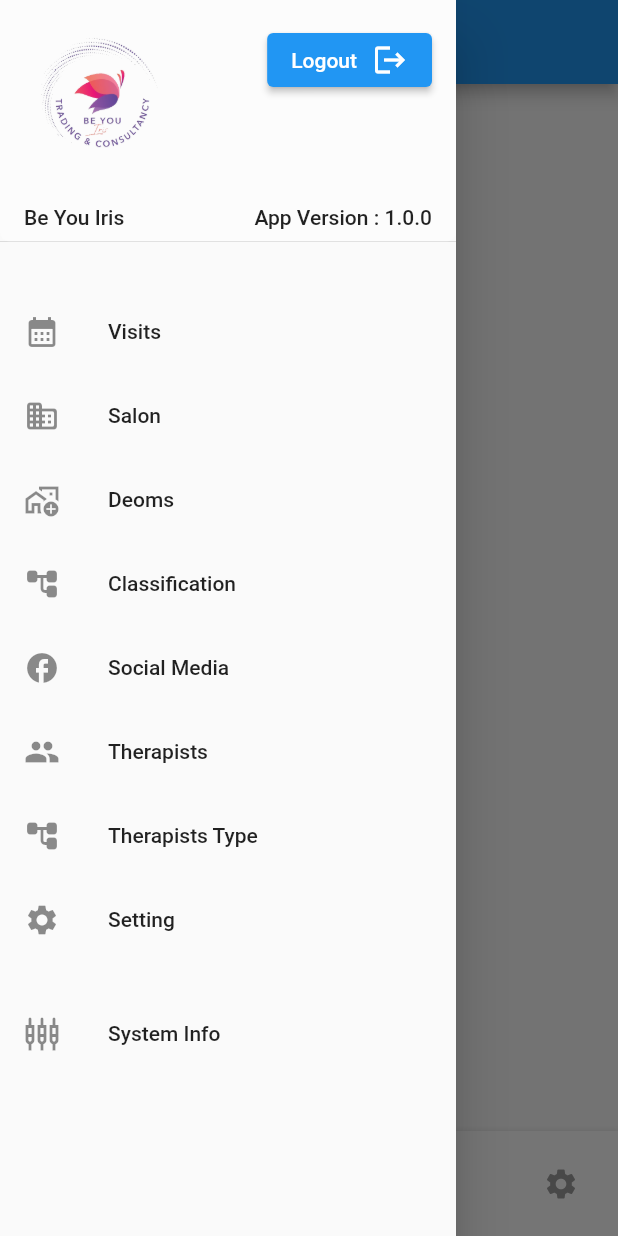
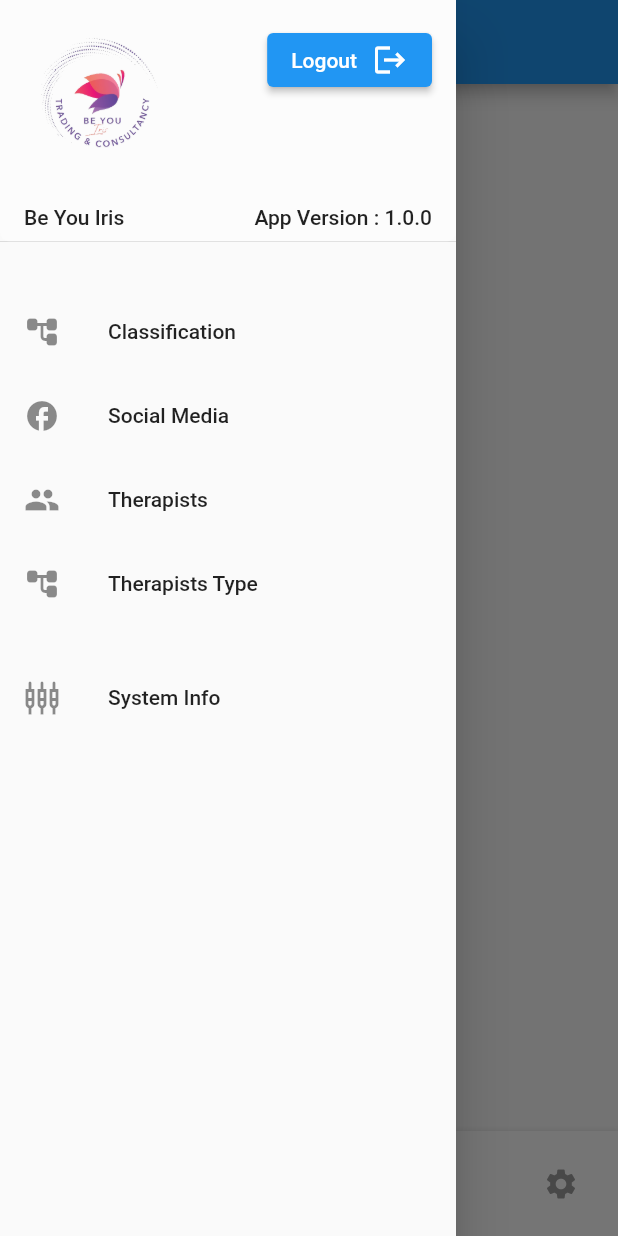
Before and after one commit to lovinmaxwell/beyouiris_flutter, a Flutter app: the screen it shows after launch, in the side drawer, after a tap on "Visits", on a phone screen of 412 x 824 dp. Run offline on Flutter 3.47's test engine with Material 2 defaults, Android fonts, the phone set to English and light mode, and no system bars; our stand-ins replace device_info_plus, flutter_easyloading, get, package_info_plus.

```diff
--- a/lib/infrastructure/navigation/navigation_drawer.dart
+++ b/lib/infrastructure/navigation/navigation_drawer.dart
@@ -121,30 +121,30 @@ Widget buildMenuItems(BuildContext context) => Container(
         children: [
           Column(
             children: [
-              ListTile(
-                leading: const Icon(Icons.calendar_month),
-                title: const Text("Visits"),
-                onTap: () => Get.to(
-                  () => const VisitsScreen(),
-                  binding: VisitsControllerBinding(),
-                ),
-              ),
-              ListTile(
-                leading: const Icon(Icons.business_rounded),
-                title: const Text("Salon"),
-                onTap: () => Get.to(
-                  () => const SalonScreen(),
-                  binding: SalonControllerBinding(),
-                ),
-              ),
-              ListTile(
-                leading: const Icon(Icons.add_home_work_outlined),
-                title: const Text("Deoms"),
-                onTap: () => Get.to(
-                  () => const DemosScreen(),
-                  binding: DemosControllerBinding(),
-                ),
-              ),
+              // ListTile(
+              //   leading: const Icon(Icons.calendar_month),
+              //   title: const Text("Visits"),
+              //   onTap: () => Get.to(
+              //     () => const VisitsScreen(),
+              //     binding: VisitsControllerBinding(),
+              //   ),
+              // ),
+              // ListTile(
+              //   leading: const Icon(Icons.business_rounded),
+              //   title: const Text("Salon"),
+              //   onTap: () => Get.to(
+              //     () => const SalonScreen(),
+              //     binding: SalonControllerBinding(),
+              //   ),
+              // ),
+              // ListTile(
+              //   leading: const Icon(Icons.add_home_work_outlined),
+              //   title: const Text("Deoms"),
+              //   onTap: () => Get.to(
+              //     () => const DemosScreen(),
+              //     binding: DemosControllerBinding(),
+              //   ),
+              // ),
               ListTile(
                 leading: const Icon(Icons.account_tree_rounded),
                 title: const Text("Classification"),
@@ -177,14 +177,14 @@ Widget buildMenuItems(BuildContext context) => Container(
                   binding: TherapistTypeControllerBinding(),
                 ),
               ),
-              ListTile(
-                leading: const Icon(Icons.settings),
-                title: const Text("Setting"),
-                onTap: () => Get.to(
-                  () => const SettingsScreen(),
-                  binding: SettingsControllerBinding(),
-                ),
-              ),
+              // ListTile(
+              //   leading: const Icon(Icons.settings),
+              //   title: const Text("Setting"),
+              //   onTap: () => Get.to(
+              //     () => const SettingsScreen(),
+              //     binding: SettingsControllerBinding(),
+              //   ),
+              // ),
             ],
           ),
           Column(
--- a/lib/presentation/demos/demos.screen.dart
+++ b/lib/presentation/demos/demos.screen.dart
@@ -11,13 +11,13 @@ class DemosScreen extends GetView<DemosController> {
   @override
   Widget build(BuildContext context) {
     return Scaffold(
-      appBar: AppBar(
-        title: Obx(
-          () => Text("${controller.globals.PageTitle}"),
-        ),
-        centerTitle: true,
-      ),
-      drawer: const NavigationDrawer(),
+      // appBar: AppBar(
+      //   title: Obx(
+      //     () => Text("${controller.globals.PageTitle}"),
+      //   ),
+      //   centerTitle: true,
+      // ),
+      // drawer: const NavigationDrawer(),
       body: Center(
         child: Text(
           '${controller.PageTitle} is working',
--- a/lib/presentation/home/home.screen.dart
+++ b/lib/presentation/home/home.screen.dart
@@ -16,12 +16,12 @@ class HomeScreen extends GetView<HomeController> {
   @override
   Widget build(BuildContext context) {
     return Scaffold(
-      // appBar: AppBar(
-      //   title: Obx(
-      //     () => Text("${controller.globals.PageTitle}"),
-      //   ),
-      //   centerTitle: true,
-      // ),
+      appBar: AppBar(
+        title: Obx(
+          () => Text("${controller.globals.PageTitle}"),
+        ),
+        centerTitle: true,
+      ),
       drawer: const NavigationDrawer(),
       body: getBody(),
       bottomNavigationBar: _buildBottomBar(),
--- a/lib/presentation/salon/salon.screen.dart
+++ b/lib/presentation/salon/salon.screen.dart
@@ -10,13 +10,13 @@ class SalonScreen extends GetView<SalonController> {
   @override
   Widget build(BuildContext context) {
     return Scaffold(
-      appBar: AppBar(
-        title: Obx(
-          () => Text("${controller.globals.PageTitle}"),
-        ),
-        centerTitle: true,
-      ),
-      drawer: const NavigationDrawer(),
+      // appBar: AppBar(
+      //   title: Obx(
+      //     () => Text("${controller.globals.PageTitle}"),
+      //   ),
+      //   centerTitle: true,
+      // ),
+      // drawer: const NavigationDrawer(),
       body: Center(
         child: Text(
           '${controller.PageTitle} is working',
--- a/lib/presentation/settings/settings.screen.dart
+++ b/lib/presentation/settings/settings.screen.dart
@@ -10,13 +10,13 @@ class SettingsScreen extends GetView<SettingsController> {
   @override
   Widget build(BuildContext context) {
     return Scaffold(
-      appBar: AppBar(
-        title: Obx(
-          () => Text("${controller.globals.PageTitle}"),
-        ),
-        centerTitle: true,
-      ),
-      drawer: const NavigationDrawer(),
+      // appBar: AppBar(
+      //   title: Obx(
+      //     () => Text("${controller.globals.PageTitle}"),
+      //   ),
+      //   centerTitle: true,
+      // ),
+      // drawer: const NavigationDrawer(),
       body: Center(
         child: Text(
           '${controller.PageTitle} is working',
--- a/lib/presentation/visits/visits.screen.dart
+++ b/lib/presentation/visits/visits.screen.dart
@@ -9,12 +9,12 @@ class VisitsScreen extends GetView<VisitsController> {
   @override
   Widget build(BuildContext context) {
     return Scaffold(
-      appBar: AppBar(
-        title: Obx(
-          () => Text("${controller.globals.PageTitle}"),
-        ),
-        centerTitle: true,
-      ),
+      // appBar: AppBar(
+      //   title: Obx(
+      //     () => Text("${controller.globals.PageTitle}"),
+      //   ),
+      //   centerTitle: true,
+      // ),
       body: Center(
         child: Text(
           '${controller.PageTitle} is working',
```
